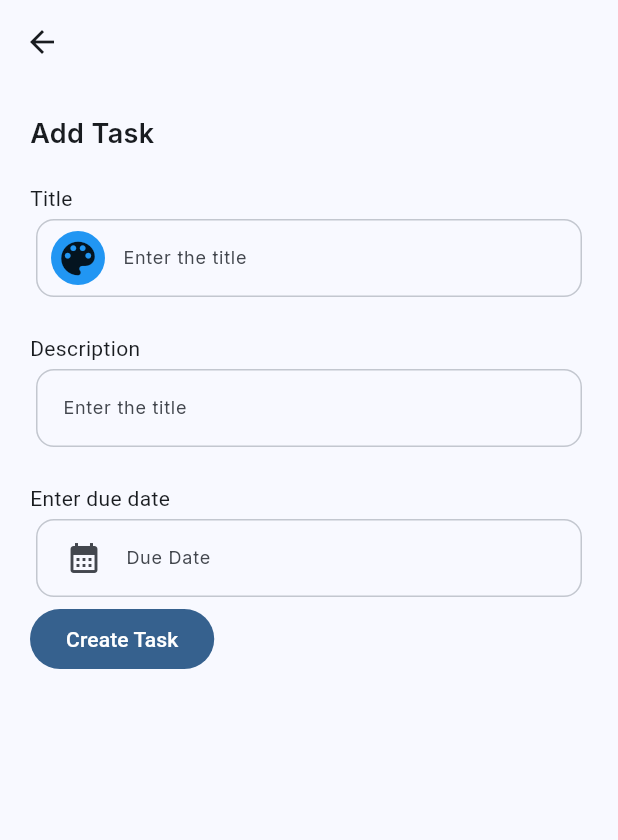
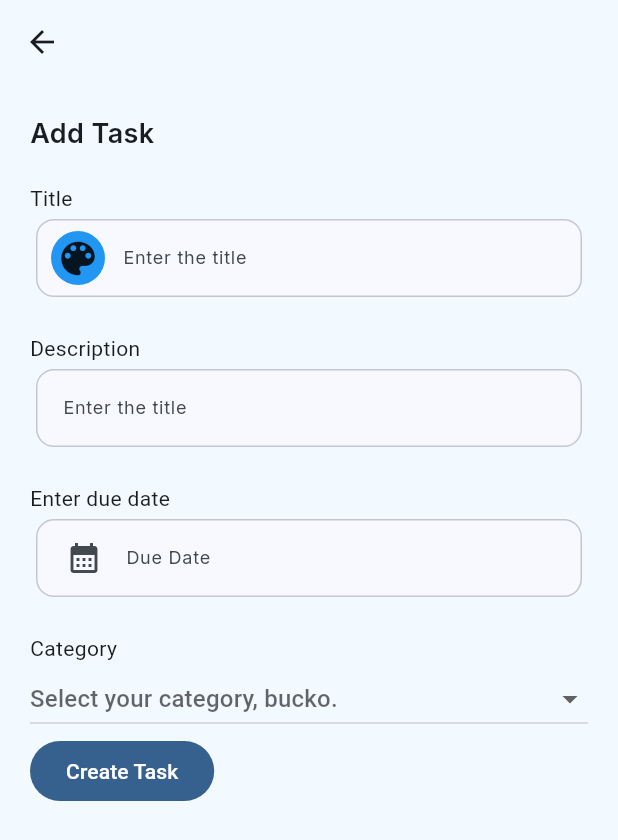
Before and after one commit to hongyi929/HackIT_2025, a Flutter app: the TasksPage screen opened directly, after a tap on "Add task", on a phone screen of 412 x 824 dp. Shown: the top 840 px of the screen. Run offline on Flutter 3.47's test engine with Material 3 defaults, Android fonts, the phone set to English and light mode, and no system bars; our stand-ins replace google_fonts, hive, hive_flutter, lottie; accounts and stored records are empty; project files that could hold a hidden picture were left out.

Commit message:
Synced title and description to task hive database

```diff
--- a/hackit_2025/lib/views/pages/Tasks/add_tasks_page.dart
+++ b/hackit_2025/lib/views/pages/Tasks/add_tasks_page.dart
@@ -3,6 +3,7 @@ import 'package:hackit_2025/data/constants.dart';
 import 'package:hackit_2025/data/notifiers.dart';
 import 'package:hackit_2025/views/widgets/date_input_widget.dart';
 import 'package:hackit_2025/views/widgets/input_widget.dart';
+import 'package:hackit_2025/views/widgets/task_dropdown_widget.dart';
 import 'package:hive/hive.dart';
 
 class AddTasksPage extends StatelessWidget {
@@ -16,7 +17,10 @@ class AddTasksPage extends StatelessWidget {
     TextEditingController dateController = TextEditingController();
 
     return Scaffold(
-      appBar: AppBar(),
+      backgroundColor: Color(0xFFF3FAFF),
+      appBar: AppBar(
+        backgroundColor: Color(0xFFF3FAFF),
+      ),
       body: Padding(
         padding: EdgeInsets.all(20),
         child: Column(
@@ -75,6 +79,8 @@ class AddTasksPage extends StatelessWidget {
               controller: dateController,
             ),
 
+            TaskDropdownWidget(),
+
             FilledButton(
               onPressed: () {
                 myBox.put(titleController.text, [
--- a/hackit_2025/lib/views/pages/Tasks/tasks_page.dart
+++ b/hackit_2025/lib/views/pages/Tasks/tasks_page.dart
@@ -41,10 +41,13 @@ class _TasksPageState extends State<TasksPage> {
                   return ListView.builder(
                     itemCount: taskAmount,
                     itemBuilder: (context, index) {
+                      var key = myBox.keyAt(index);
+                      final taskItem = myBox.get(key);
+                      print(taskItem);
                       if (taskAmount > 0) {
                         return Column(
                           children: [
-                            TaskWidget(title: "Heya", description: "Sup dawg"),
+                            TaskWidget(title: taskItem[0], description: taskItem[1]),
                             SizedBox(height: 10),
                           ],
                         );
@@ -53,7 +56,7 @@ class _TasksPageState extends State<TasksPage> {
                       }
                     },
                   );
-                }
+                },
               ),
             ),
           ],
--- a/hackit_2025/lib/views/widgets/date_input_widget.dart
+++ b/hackit_2025/lib/views/widgets/date_input_widget.dart
@@ -3,7 +3,11 @@ import 'package:hackit_2025/data/constants.dart';
 import 'package:intl/intl.dart';
 
 class DateInputWidget extends StatelessWidget {
-  const DateInputWidget({super.key, required this.title, required this.controller});
+  const DateInputWidget({
+    super.key,
+    required this.title,
+    required this.controller,
+  });
 
   final String title;
   final TextEditingController controller;
@@ -30,16 +34,22 @@ class DateInputWidget extends StatelessWidget {
                         hintText: "Due Date",
                         border: InputBorder.none,
                         isCollapsed: true,
-                        prefixIcon: Icon(Icons.calendar_month)
+                        prefixIcon: Icon(Icons.calendar_month),
                       ),
                       controller: inputController,
-                      onTap:() async {
-                        DateTime? datetime = await showDatePicker(context: context, initialDate: DateTime.now(), firstDate: DateTime(2025), lastDate: DateTime(2100));
+                      onTap: () async {
+                        DateTime? datetime = await showDatePicker(
+                          context: context,
+                          initialDate: DateTime.now(),
+                          firstDate: DateTime(2025),
+                          lastDate: DateTime(2100),
+                        );
                         if (datetime != null) {
-                          String formattedDate = DateFormat("MMM d yyyy").format(datetime);
+                          String formattedDate = DateFormat(
+                            "d MMM yyyy",
+                          ).format(datetime);
                           inputController.text = formattedDate;
                         }
-
                       },
                     ),
                   ),
--- a/hackit_2025/lib/views/widgets/input_widget.dart
+++ b/hackit_2025/lib/views/widgets/input_widget.dart
@@ -9,7 +9,6 @@ class InputWidget extends StatelessWidget {
 
   @override
   Widget build(BuildContext context) {
-    TextEditingController inputController = TextEditingController();
     return Column(
       crossAxisAlignment: CrossAxisAlignment.start,
       children: [
@@ -31,7 +30,7 @@ class InputWidget extends StatelessWidget {
                         border: InputBorder.none,
                         isCollapsed: true,
                       ),
-                      controller: inputController
+                      controller: controller,
                     ),
                   ),
                 ],
--- a/hackit_2025/lib/views/widgets/navbar_widget.dart
+++ b/hackit_2025/lib/views/widgets/navbar_widget.dart
@@ -10,6 +10,7 @@ class NavbarWidget extends StatelessWidget {
       valueListenable: selectedPageNotifier,
       builder: (context, selectedPage, child) {
         return NavigationBar(
+          backgroundColor: Color(0XFFF5FAFF),
           destinations: [
             NavigationDestination(icon: Icon(Icons.home), label: 'Home'),
             NavigationDestination(icon: Icon(Icons.data_usage), label: 'Usage'),
--- /dev/null
+++ b/hackit_2025/lib/views/widgets/task_dropdown_widget.dart
@@ -0,0 +1,50 @@
+import 'package:flutter/material.dart';
+
+class TaskDropdownWidget extends StatelessWidget {
+  const TaskDropdownWidget({super.key});
+
+  @override
+  Widget build(BuildContext context) {
+    return Column(
+      crossAxisAlignment: CrossAxisAlignment.start,
+      children: [
+        SizedBox(height: 20),
+        Text("Category"),
+        SizedBox(
+          width: double.infinity,
+          child: DropdownButton(
+            hint: Text("Select your category, bucko."),
+            isExpanded: true,
+            items: [
+              DropdownMenuItem(
+                value: "bl",
+                child: SizedBox(
+                  width: double.infinity,
+                  child: Row(
+                    children: [
+                      Container(
+                        width: 20,
+                        decoration: BoxDecoration(
+                          shape: BoxShape.circle,
+                          color: Colors.blue,
+                        ),
+                      ),
+                      SizedBox(width: 10),
+                      Expanded(child: Text("The category item name")),
+                    ],
+                  ),
+                ),
+
+              ),
+              DropdownMenuItem(
+                value: "gr",
+                child: SizedBox(width: double.infinity, child: Text("Green")),
+              ),
+            ],
+            onChanged: (value) {},
+          ),
+        ),
+      ],
+    );
+  }
+}
--- a/hackit_2025/lib/widget_tree.dart
+++ b/hackit_2025/lib/widget_tree.dart
@@ -42,7 +42,8 @@ class _WidgetTreeState extends State<WidgetTree> {
           },
         ),
       ),
-      bottomNavigationBar: NavbarWidget(),
+      bottomNavigationBar: NavbarWidget(
+      ),
     );
   }
 }
```
Also changed, not shown: hackit_2025/lib/views/widgets/category_dropdown_item.dart (added, +27 -0 lines), hackit_2025/lib/views/widgets/task_widget.dart (indentation only).
